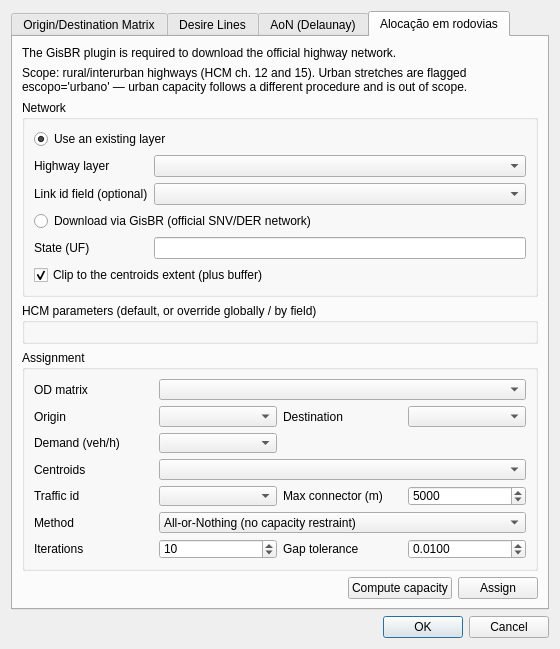
This is desire_lines/desirelines_dialog_base.ui in d-camargo/desire_lines as Qt 5 draws it before an edit. The edited form follows.
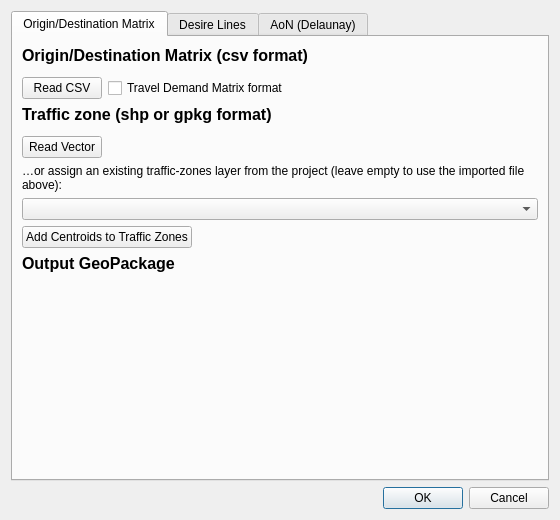
This is the edited form. The open tabs and pages were chosen to show the change. Icons and pictures are not drawn. Custom widgets are drawn as their Qt base class.

Commit message: ui: extrai alocação em rodovias para painel acoplável

Diff of the .ui file:
```diff
--- a/desire_lines/desirelines_dialog_base.ui
+++ b/desire_lines/desirelines_dialog_base.ui
@@ -545,305 +545,6 @@
        </item>
       </layout>
      </widget>
-     <widget class="QWidget" name="tab_4">
-      <attribute name="title">
-       <string>Alocação em rodovias</string>
-      </attribute>
-      <layout class="QVBoxLayout" name="tab4Layout">
-       <item>
-        <widget class="QLabel" name="taGisbrWarning">
-         <property name="text">
-          <string>The GisBR plugin is required to download the official highway network.</string>
-         </property>
-         <property name="wordWrap">
-          <bool>true</bool>
-         </property>
-        </widget>
-       </item>
-       <item>
-        <widget class="QLabel" name="taScopeNote">
-         <property name="text">
-          <string>Scope: rural/interurban highways (HCM ch. 12 and 15). Urban stretches are flagged escopo='urbano' — urban capacity follows a different procedure and is out of scope.</string>
-         </property>
-         <property name="wordWrap">
-          <bool>true</bool>
-         </property>
-        </widget>
-       </item>
-       <item>
-        <widget class="QGroupBox" name="taNetworkGroup">
-         <property name="title">
-          <string>Network</string>
-         </property>
-         <layout class="QGridLayout" name="taNetworkGrid">
-          <item row="0" column="0" colspan="2">
-           <widget class="QRadioButton" name="taNetFromLayer">
-            <property name="text">
-             <string>Use an existing layer</string>
-            </property>
-            <property name="checked">
-             <bool>true</bool>
-            </property>
-           </widget>
-          </item>
-          <item row="1" column="0">
-           <widget class="QLabel" name="taLabelNetwork">
-            <property name="text">
-             <string>Highway layer</string>
-            </property>
-           </widget>
-          </item>
-          <item row="1" column="1">
-           <widget class="QgsMapLayerComboBox" name="taNetworkCombo"/>
-          </item>
-          <item row="2" column="0">
-           <widget class="QLabel" name="taLabelIdField">
-            <property name="text">
-             <string>Link id field (optional)</string>
-            </property>
-           </widget>
-          </item>
-          <item row="2" column="1">
-           <widget class="QgsFieldComboBox" name="taIdField">
-            <property name="allowEmptyFieldName">
-             <bool>true</bool>
-            </property>
-           </widget>
-          </item>
-          <item row="3" column="0" colspan="2">
-           <widget class="QRadioButton" name="taNetFromGisbr">
-            <property name="text">
-             <string>Download via GisBR (official SNV/DER network)</string>
-            </property>
-           </widget>
-          </item>
-          <item row="4" column="0">
-           <widget class="QLabel" name="taLabelUf">
-            <property name="text">
-             <string>State (UF)</string>
-            </property>
-           </widget>
-          </item>
-          <item row="4" column="1">
-           <widget class="QLineEdit" name="taUf">
-            <property name="maxLength">
-             <number>2</number>
-            </property>
-           </widget>
-          </item>
-          <item row="5" column="0" colspan="2">
-           <widget class="QCheckBox" name="taClipToCentroids">
-            <property name="text">
-             <string>Clip to the centroids extent (plus buffer)</string>
-            </property>
-            <property name="checked">
-             <bool>true</bool>
-            </property>
-           </widget>
-          </item>
-         </layout>
-        </widget>
-       </item>
-       <item>
-        <widget class="QGroupBox" name="taParamsGroup">
-         <property name="title">
-          <string>HCM parameters (default, or override globally / by field)</string>
-         </property>
-         <layout class="QGridLayout" name="taParamsGrid"/>
-        </widget>
-       </item>
-       <item>
-        <widget class="QGroupBox" name="taAssignGroup">
-         <property name="title">
-          <string>Assignment</string>
-         </property>
-         <layout class="QGridLayout" name="taAssignGrid">
-          <item row="0" column="0">
-           <widget class="QLabel" name="taLabelMatrix">
-            <property name="text">
-             <string>OD matrix</string>
-            </property>
-           </widget>
-          </item>
-          <item row="0" column="1" colspan="3">
-           <widget class="QgsMapLayerComboBox" name="taMatrixCombo"/>
-          </item>
-          <item row="1" column="0">
-           <widget class="QLabel" name="taLabelOrigin">
-            <property name="text">
-             <string>Origin</string>
-            </property>
-           </widget>
-          </item>
-          <item row="1" column="1">
-           <widget class="QgsFieldComboBox" name="taOriginField"/>
-          </item>
-          <item row="1" column="2">
-           <widget class="QLabel" name="taLabelDest">
-            <property name="text">
-             <string>Destination</string>
-            </property>
-           </widget>
-          </item>
-          <item row="1" column="3">
-           <widget class="QgsFieldComboBox" name="taDestField"/>
-          </item>
-          <item row="2" column="0">
-           <widget class="QLabel" name="taLabelValue">
-            <property name="text">
-             <string>Demand (veh/h)</string>
-            </property>
-           </widget>
-          </item>
-          <item row="2" column="1">
-           <widget class="QgsFieldComboBox" name="taValueField"/>
-          </item>
-          <item row="3" column="0">
-           <widget class="QLabel" name="taLabelCentroids">
-            <property name="text">
-             <string>Centroids</string>
-            </property>
-           </widget>
-          </item>
-          <item row="3" column="1" colspan="3">
-           <widget class="QgsMapLayerComboBox" name="taCentroidsCombo"/>
-          </item>
-          <item row="4" column="0">
-           <widget class="QLabel" name="taLabelZoneId">
-            <property name="text">
-             <string>Traffic id</string>
-            </property>
-           </widget>
-          </item>
-          <item row="4" column="1">
-           <widget class="QgsFieldComboBox" name="taZoneIdField"/>
-          </item>
-          <item row="4" column="2">
-           <widget class="QLabel" name="taLabelMaxDist">
-            <property name="text">
-             <string>Max connector (m)</string>
-            </property>
-           </widget>
-          </item>
-          <item row="4" column="3">
-           <widget class="QDoubleSpinBox" name="taMaxDist">
-            <property name="decimals">
-             <number>0</number>
-            </property>
-            <property name="maximum">
-             <double>200000.000000000000000</double>
-            </property>
-            <property name="singleStep">
-             <double>500.000000000000000</double>
-            </property>
-            <property name="value">
-             <double>5000.000000000000000</double>
-            </property>
-           </widget>
-          </item>
-          <item row="5" column="0">
-           <widget class="QLabel" name="taLabelMethod">
-            <property name="text">
-             <string>Method</string>
-            </property>
-           </widget>
-          </item>
-          <item row="5" column="1" colspan="3">
-           <widget class="QComboBox" name="taMethod">
-            <item>
-             <property name="text">
-              <string>All-or-Nothing (no capacity restraint)</string>
-             </property>
-            </item>
-            <item>
-             <property name="text">
-              <string>Equilibrium MSA + BPR</string>
-             </property>
-            </item>
-           </widget>
-          </item>
-          <item row="6" column="0">
-           <widget class="QLabel" name="taLabelMaxIter">
-            <property name="text">
-             <string>Iterations</string>
-            </property>
-           </widget>
-          </item>
-          <item row="6" column="1">
-           <widget class="QSpinBox" name="taMaxIter">
-            <property name="minimum">
-             <number>1</number>
-            </property>
-            <property name="maximum">
-             <number>500</number>
-            </property>
-            <property name="value">
-             <number>10</number>
-            </property>
-           </widget>
-          </item>
-          <item row="6" column="2">
-           <widget class="QLabel" name="taLabelGapTol">
-            <property name="text">
-             <string>Gap tolerance</string>
-            </property>
-           </widget>
-          </item>
-          <item row="6" column="3">
-           <widget class="QDoubleSpinBox" name="taGapTol">
-            <property name="decimals">
-             <number>4</number>
-            </property>
-            <property name="minimum">
-             <double>0.000100000000000</double>
-            </property>
-            <property name="maximum">
-             <double>1.000000000000000</double>
-            </property>
-            <property name="singleStep">
-             <double>0.005000000000000</double>
-            </property>
-            <property name="value">
-             <double>0.010000000000000</double>
-            </property>
-           </widget>
-          </item>
-         </layout>
-        </widget>
-       </item>
-       <item>
-        <layout class="QHBoxLayout" name="taButtonsLayout">
-         <item>
-          <spacer name="taButtonsSpacer">
-           <property name="orientation">
-            <enum>Qt::Horizontal</enum>
-           </property>
-           <property name="sizeHint" stdset="0">
-            <size>
-             <width>40</width>
-             <height>20</height>
-            </size>
-           </property>
-          </spacer>
-         </item>
-         <item>
-          <widget class="QPushButton" name="taRunCapacity">
-           <property name="text">
-            <string>Compute capacity</string>
-           </property>
-          </widget>
-         </item>
-         <item>
-          <widget class="QPushButton" name="taRunAssign">
-           <property name="text">
-            <string>Assign</string>
-           </property>
-          </widget>
-         </item>
-        </layout>
-       </item>
-      </layout>
-     </widget>
     </widget>
    </item>
    <item>
```
The commit also changes 15 other files.
